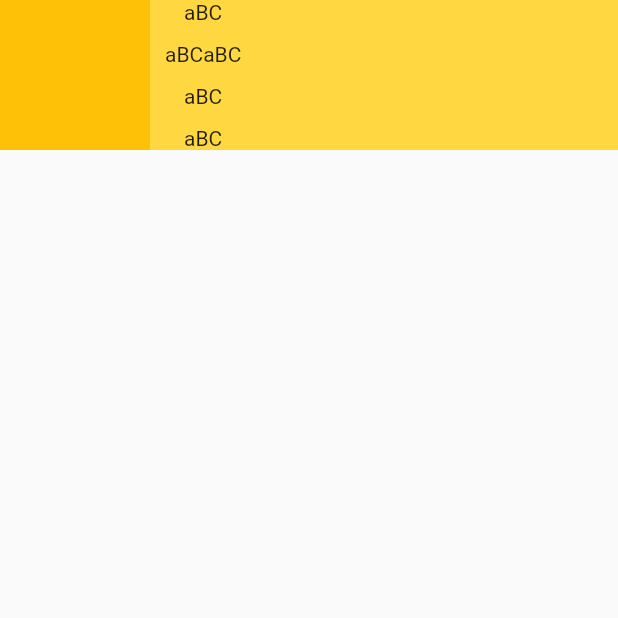
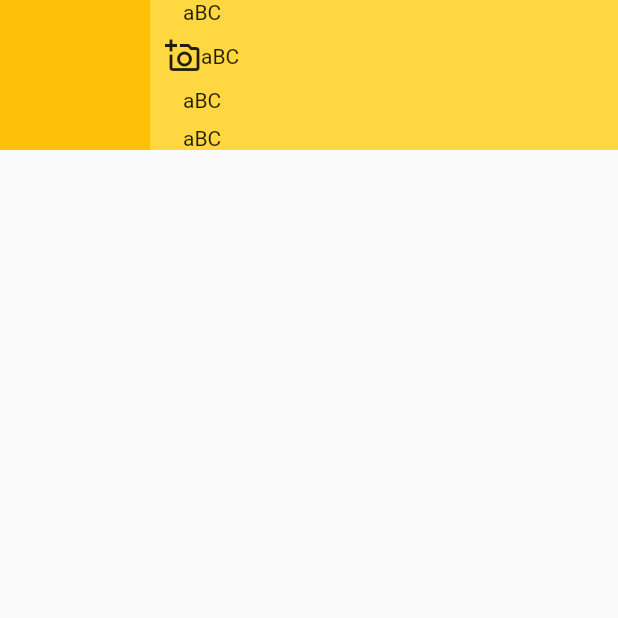
Before and after one commit to bilaliqbal1/FlutterApplicaton, a Flutter app: the screen it shows after launch, on a phone screen of 412 x 824 dp, the top half of it. Run offline on Flutter 3.47's test engine with Material 2 defaults, Android fonts, the phone set to English and light mode, and no system bars.

Commit message:
Update Home.dart

```diff
--- a/lib/Home.dart
+++ b/lib/Home.dart
@@ -168,7 +168,7 @@ class _HomeState extends State<Home> {
                       Text("aBC"),
                       Row(
                         children: [
-                          Text("aBC"),
+                          Icon(Icons.add_a_photo_outlined),
                           Text("aBC"),
                         ],
                       ),
```
